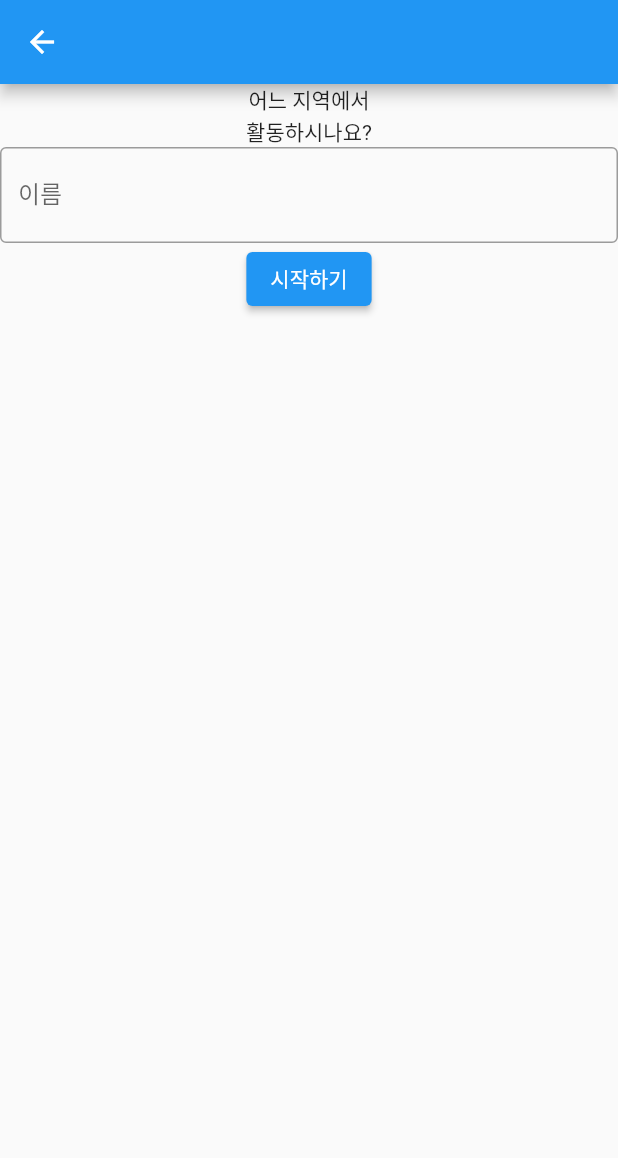
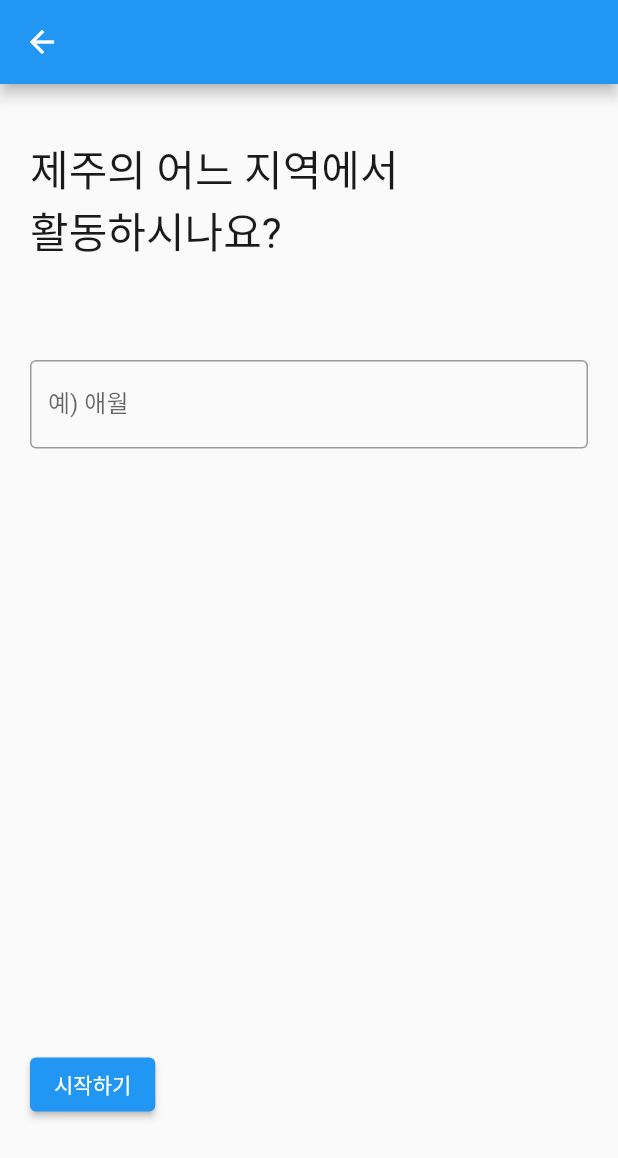
Before and after one commit to nangmanGoorm/frontend, a Flutter app: the Region screen opened directly, on a phone screen of 412 x 824 dp. Shown: the top 1158 px of the screen. Run offline on Flutter 3.47's test engine with Material 2 defaults, Android fonts, the light colour scheme and no system bars; our stand-ins replace firebase_core; accounts and stored records are empty; generated files the repository leaves out were written again.

Commit message:
home 수정

```diff
--- a/lib/mentor/home.dart
+++ b/lib/mentor/home.dart
@@ -7,6 +7,7 @@ import 'package:goorm/mentor/profile.dart';
 
 class Home extends StatefulWidget {
   Home({Key? key}) : super(key: key);
+
 // WidgetsFlutterBinding.ensureInitialized();
   // await Firebase.initializeApp(options: DefaultFirebaseOptions.currentPlatform);
   // FirebaseMessaging.onBackgroundMessage(_firebaseMessagingBackgroundHandler);
@@ -81,16 +82,16 @@ class _HomeState extends State<Home> {
 }
 
 var homeTitle = Column(
+  crossAxisAlignment: CrossAxisAlignment.start,
   children: [
     Container(
+      margin: EdgeInsets.fromLTRB(20.0, 36.0, 226.0, 9.0),
       child: const Text("제주선배이시군요!"),
     ),
     Container(
-      child: const Text("어떤일을"),
+      margin: EdgeInsets.fromLTRB(20.0, 0.0, 173.0, 33.0),
+      child: const Text("어떤일을\n하고 계신가요?"),
     ),
-    Container(
-      child: const Text("하고 계신가요?"),
-    )
   ],
 );
 
@@ -102,41 +103,44 @@ class Region extends StatelessWidget {
     return Scaffold(
       appBar: AppBar(),
       body: Column(
+        crossAxisAlignment: CrossAxisAlignment.start,
         children: [
-          regionTitle,
-          TextField(
+          Container(
+            margin: EdgeInsets.fromLTRB(20, 36.0, 109.0, 66.0),
+            child: Text("제주의 어느 지역에서\n활동하시나요?",
+              style: TextStyle(
+                color: Color(0xFF1A1A1B),
+                fontSize: 28,
+              ),
+            ),
+          ),
+          Container(
+            margin: EdgeInsets.fromLTRB(20, 0.0, 20.0, 0.0),
+            child: TextField(
               decoration: InputDecoration(
-              labelText: '이름',
-              hintText: '홍길동',
+                labelText: '예) 애월',
                 border: OutlineInputBorder(),
               ),
               onChanged: (String value) {
-              // 텍스트 값이 변경될 때마다 호출됨
                 print('현재 입력된 값: $value');
               },
             ),
-          ElevatedButton(
+          ),
+          Container(
+            margin: EdgeInsets.fromLTRB(20, 400, 20.0, 20.0),
+            child: ElevatedButton(
                 onPressed: () {
                   Navigator.push(
                       context, MaterialPageRoute(builder: (c) => Bottle()));
                 },
-              child: Text("시작하기"))
+                child: Text("시작하기")),
+          )
         ],
       ),
     );
   }
 }
 
-var regionTitle = Column(
-  children: [
-    Container(
-      child: const Text("어느 지역에서"),
-    ),
-    Container(
-      child: const Text("활동하시나요?"),
-    ),
-  ],
-);
 
 class Bottle extends StatefulWidget {
   const Bottle({Key? key}) : super(key: key);
```
Lines whose indentation alone changed are shown as unchanged.
